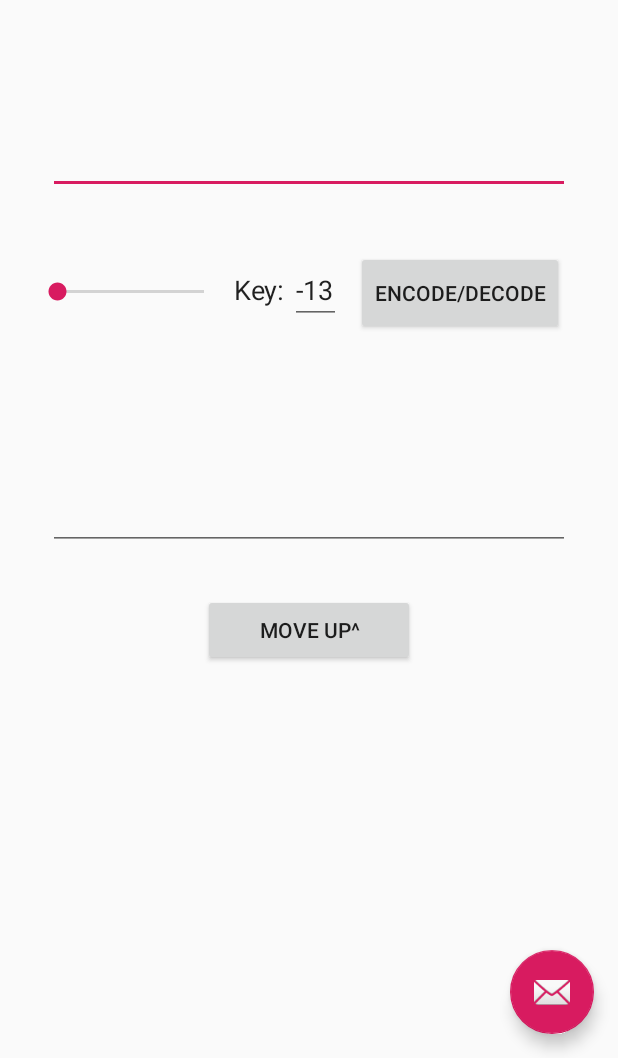
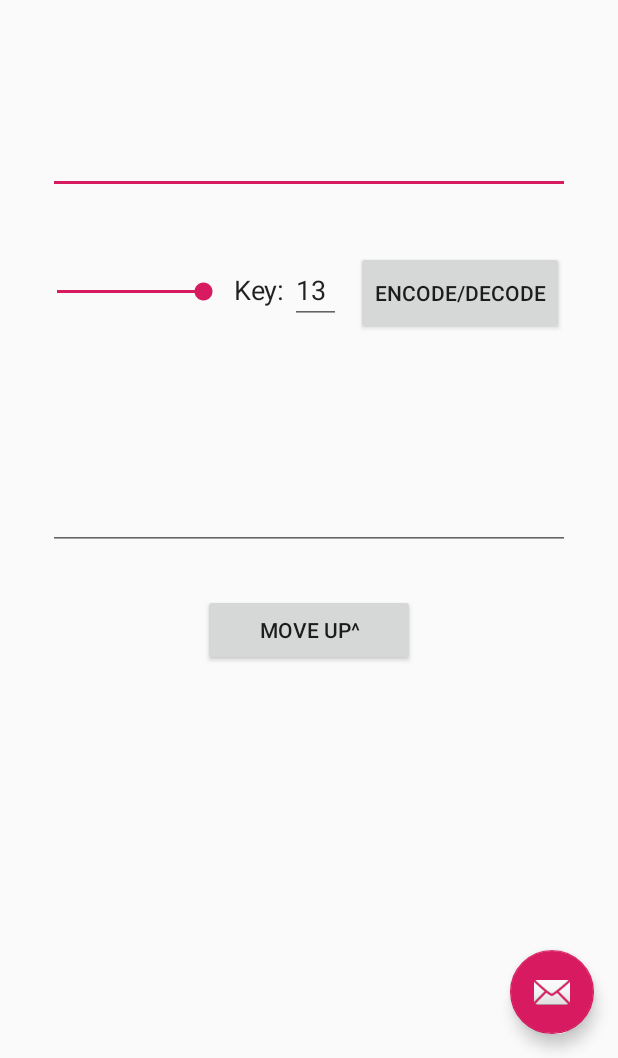
Before and after one commit to MatthewCookUNR/Getting-Started-with-Java, an Android app: the screen it shows after launch (MainActivity), after a tap on "MOVE UP^", on a phone screen of 412 x 824 dp, the part 178-1236 px from its top. Run offline under Robolectric (Android 15) with nearby library versions, the phone set to English and light mode, and no system bars.

```diff
--- a/SecretMessages/Android App/app/src/main/java/com/example/secretmessages/MainActivity.java
+++ b/SecretMessages/Android App/app/src/main/java/com/example/secretmessages/MainActivity.java
@@ -7,7 +7,6 @@ import android.support.design.widget.FloatingActionButton;
 import android.support.v7.app.AlertDialog;
 import android.support.v7.app.AppCompatActivity;
 import android.support.v7.widget.Toolbar;
-import android.text.InputFilter;
 import android.view.View;
 import android.view.Menu;
 import android.view.MenuItem;
@@ -100,12 +99,12 @@ public class MainActivity extends AppCompatActivity {
         setContentView(R.layout.activity_main);
         Toolbar toolbar = findViewById(R.id.toolbar);
         setSupportActionBar(toolbar);
-        inputText = (EditText)findViewById(R.id.inputText);
-        outputText = (EditText)findViewById(R.id.outputText);
-        keyVal = (EditText)findViewById(R.id.keyVal);
-        keySlider = (SeekBar)findViewById(R.id.keySlider);
-        cipherButton = (Button)findViewById(R.id.cipherButton);
-        moveButton = (Button)findViewById(R.id.moveButton);
+        inputText = findViewById(R.id.inputText);
+        outputText = findViewById(R.id.outputText);
+        keyVal = findViewById(R.id.keyVal);
+        keySlider = findViewById(R.id.keySlider);
+        cipherButton = findViewById(R.id.cipherButton);
+        moveButton = findViewById(R.id.moveButton);
 
         //Handles sharing of text into the app
         Intent receivedIntent = getIntent();
@@ -118,11 +117,26 @@ public class MainActivity extends AppCompatActivity {
         //Button encodes/decodes text using inputted text and key value
         cipherButton.setOnClickListener(new View.OnClickListener() {
             @Override
-            public void onClick(View v) {
+            public void onClick(View v)
+            {
+                try
+                {
+                    int key = Integer.parseInt(keyVal.getText().toString());
+                    if(key < -13 || key > 13)
+                    {
+                        throw new ArithmeticException("Outside range");
+                    }
                     String textIn = inputText.getText().toString();
-                int key = Integer.parseInt(keyVal.getText().toString());
                     String output = encodeDecode(textIn, key);
                     outputText.setText(output);
+                }
+                catch (Exception e)
+                {
+                    String defaultKey = "13";
+                    keyVal.setText(defaultKey);
+                    keySlider.setProgress(26);
+                    Toast.makeText(MainActivity.this, "Please enter a key between -13 and 13.", Toast.LENGTH_SHORT).show();
+                }
             }
         });
 
@@ -130,10 +144,22 @@ public class MainActivity extends AppCompatActivity {
         moveButton.setOnClickListener(new View.OnClickListener() {
             @Override
             public void onClick(View v) {
+                try
+                {
                     String textOut = outputText.getText().toString();
+                    if(textOut.isEmpty())
+                    {
+                        throw new Exception();
+                    }
                     int key = Integer.parseInt(keyVal.getText().toString());
                     inputText.setText(textOut);
                     keySlider.setProgress(key * -1 + 13);
+                }
+                catch (Exception e)
+                {
+                    Toast.makeText(MainActivity.this, "Please enter text to be encoded or decoded.", Toast.LENGTH_SHORT).show();
+
+                }
             }
         });
 
@@ -146,8 +172,9 @@ public class MainActivity extends AppCompatActivity {
                 int key = keySlider.getProgress() - 13;
                 String message = inputText.getText().toString();
                 String output = encodeDecode(message, key);
+                String newKey = "" + key;
                 outputText.setText(output);
-                keyVal.setText("" + key);
+                keyVal.setText(newKey);
             }
 
             @Override
```
Lines whose indentation alone changed are shown as unchanged.
